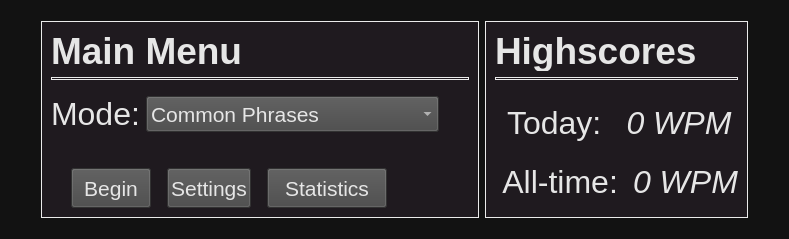
Before: the Qt Designer form speed-typer/source_ui/mainWindow.ui in Rolv-Apneseth/ps-typer, drawn with Qt 5.
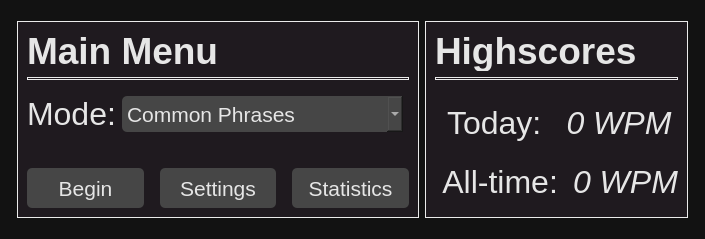
After: the same form once the commit is applied.

Commit message: Added rounding to buttons in the main stylesheet. Also adjusted button sizing in the main window

Diff of the .ui file:
```diff
--- a/speed-typer/source_ui/mainWindow.ui
+++ b/speed-typer/source_ui/mainWindow.ui
@@ -6,7 +6,7 @@
    <rect>
     <x>0</x>
     <y>0</y>
-    <width>789</width>
+    <width>705</width>
     <height>239</height>
    </rect>
   </property>
@@ -28,6 +28,7 @@
 QPushButton, QComboBox {	
 	background: rgb(70, 70, 70);
 	font-size: 16pt;
+    border-radius: 5;
 }
 
 QPushButton::hover, QComboBox::hover {
@@ -273,26 +274,10 @@
           </item>
           <item>
            <layout class="QHBoxLayout" name="horizontalLayout_5">
-            <item>
-             <spacer name="horizontalSpacer">
-              <property name="orientation">
-               <enum>Qt::Horizontal</enum>
-              </property>
-              <property name="sizeType">
-               <enum>QSizePolicy::Fixed</enum>
-              </property>
-              <property name="sizeHint" stdset="0">
-               <size>
-                <width>20</width>
-                <height>20</height>
-               </size>
-              </property>
-             </spacer>
-            </item>
             <item>
              <widget class="QPushButton" name="buttonStart">
               <property name="sizePolicy">
-               <sizepolicy hsizetype="Preferred" vsizetype="Maximum">
+               <sizepolicy hsizetype="Expanding" vsizetype="Maximum">
                 <horstretch>0</horstretch>
                 <verstretch>0</verstretch>
                </sizepolicy>
@@ -335,7 +320,7 @@
             <item>
              <widget class="QPushButton" name="buttonSettings">
               <property name="sizePolicy">
-               <sizepolicy hsizetype="Preferred" vsizetype="Maximum">
+               <sizepolicy hsizetype="Expanding" vsizetype="Maximum">
                 <horstretch>0</horstretch>
                 <verstretch>0</verstretch>
                </sizepolicy>
@@ -378,14 +363,14 @@
             <item>
              <widget class="QPushButton" name="buttonStatistics">
               <property name="sizePolicy">
-               <sizepolicy hsizetype="Preferred" vsizetype="Maximum">
+               <sizepolicy hsizetype="Expanding" vsizetype="Maximum">
                 <horstretch>0</horstretch>
                 <verstretch>0</verstretch>
                </sizepolicy>
               </property>
               <property name="minimumSize">
                <size>
-                <width>120</width>
+                <width>0</width>
                 <height>40</height>
                </size>
               </property>
@@ -394,22 +379,6 @@
               </property>
              </widget>
             </item>
-            <item>
-             <spacer name="horizontalSpacer_5">
-              <property name="orientation">
-               <enum>Qt::Horizontal</enum>
-              </property>
-              <property name="sizeType">
-               <enum>QSizePolicy::Expanding</enum>
-              </property>
-              <property name="sizeHint" stdset="0">
-               <size>
-                <width>20</width>
-                <height>20</height>
-               </size>
-              </property>
-             </spacer>
-            </item>
            </layout>
           </item>
          </layout>
```
The commit also changes 1 other file.
